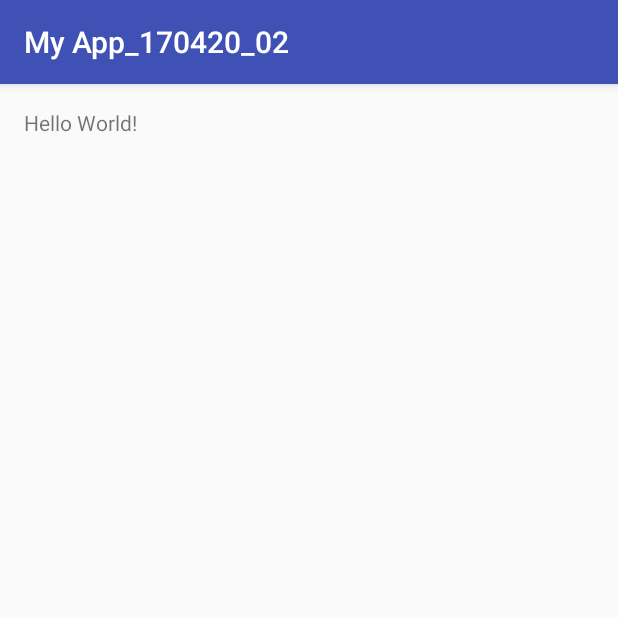
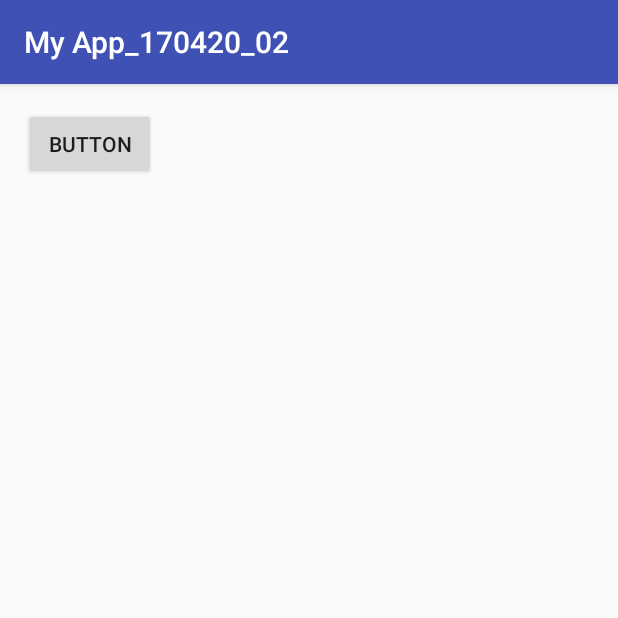
Before and after one commit to rex30062/MyApp_170420_02, an Android app: the screen it shows after launch (MainActivity), on a phone screen of 412 x 824 dp, the top half of it. Run offline under Robolectric (Android 15) with nearby library versions, the phone set to English and light mode, and no system bars.

```diff
--- a/app/src/main/AndroidManifest.xml
+++ b/app/src/main/AndroidManifest.xml
@@ -1,7 +1,8 @@
 <?xml version="1.0" encoding="utf-8"?>
 <manifest xmlns:android="http://schemas.android.com/apk/res/android"
     package="com.cclz.myapp_170420_02">
-
+    <uses-permission android:name="android.permission.READ_EXTERNAL_STORAGE" />
+    <uses-permission android:name="android.permission.WRITE_EXTERNAL_STORAGE" />
     <application
         android:allowBackup="true"
         android:icon="@mipmap/ic_launcher"
--- a/app/src/main/res/layout/activity_main.xml
+++ b/app/src/main/res/layout/activity_main.xml
@@ -10,8 +10,12 @@
     android:paddingTop="@dimen/activity_vertical_margin"
     tools:context="com.cclz.myapp_170420_02.MainActivity">
 
-    <TextView
+    <Button
+        android:text="Button"
         android:layout_width="wrap_content"
         android:layout_height="wrap_content"
-        android:text="Hello World!" />
+        android:layout_below="@+id/textView2"
+        android:layout_alignParentStart="true"
+        android:id="@+id/button2"
+        android:onClick="click1" />
 </RelativeLayout>
```
Also changed, not shown: app/src/main/java/com/cclz/myapp_170420_02/MainActivity.java (+20 -0 lines).
